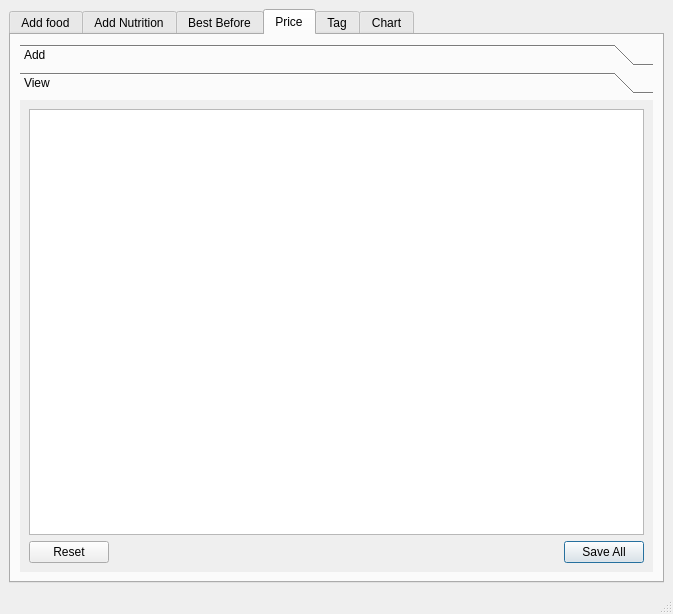
buma/eatToday, file gui_input.ui: the form before one commit.
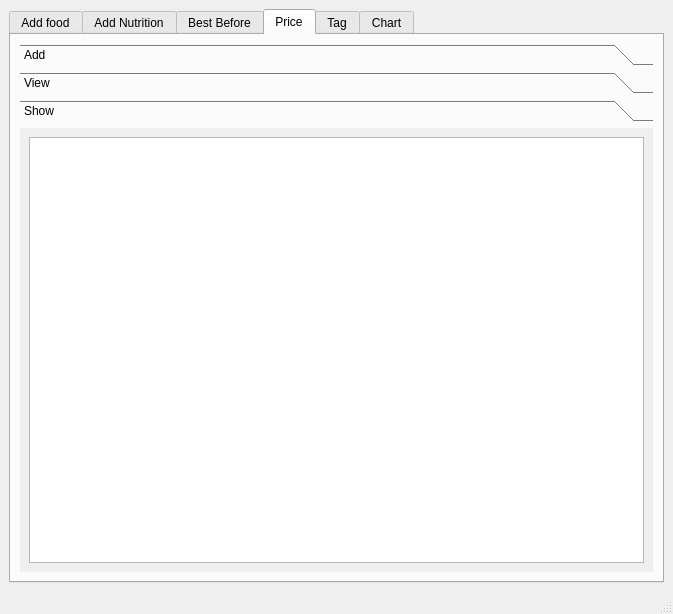
The form after the commit. The open tabs and pages were chosen to show the change. Custom widgets are drawn as their Qt base class.

Commit message: Add price sorting view

```diff
--- a/gui_input.ui
+++ b/gui_input.ui
@@ -265,7 +265,7 @@
         <item>
          <widget class="QToolBox" name="toolBox">
           <property name="currentIndex">
-           <number>1</number>
+           <number>2</number>
           </property>
           <widget class="QWidget" name="page">
            <property name="geometry">
@@ -469,7 +469,7 @@
              <x>0</x>
              <y>0</y>
              <width>633</width>
-             <height>449</height>
+             <height>420</height>
             </rect>
            </property>
            <attribute name="label">
@@ -488,6 +488,16 @@
             </item>
            </layout>
           </widget>
+          <widget class="QWidget" name="page_5">
+           <attribute name="label">
+            <string>Show</string>
+           </attribute>
+           <layout class="QVBoxLayout" name="verticalLayout_14">
+            <item>
+             <widget class="QTableView" name="tv_price_view"/>
+            </item>
+           </layout>
+          </widget>
          </widget>
         </item>
        </layout>
```
Left out of the diff: 6 changed lines with no effect on the pictures. The commit also changes 3 other files.
